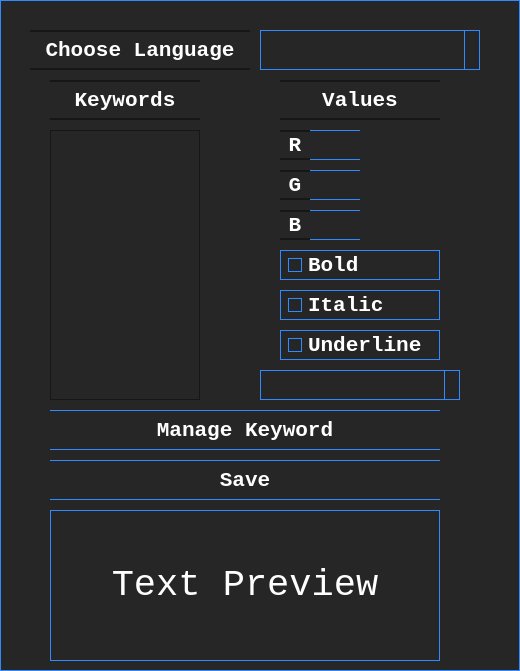
Before: the Qt Designer form whighlightpreferences.ui in Furgololo1/FC, drawn with Qt 5.
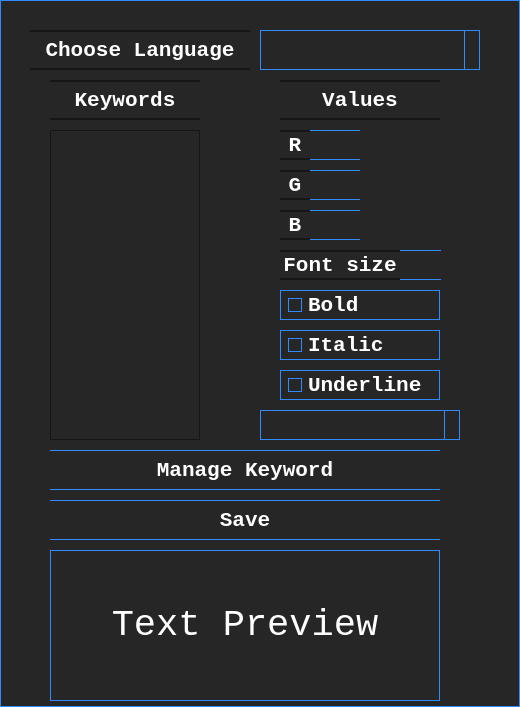
After: the same form once the commit is applied. Icons and pictures are not drawn.

```diff
--- a/whighlightpreferences.ui
+++ b/whighlightpreferences.ui
@@ -7,7 +7,7 @@
     <x>0</x>
     <y>0</y>
     <width>520</width>
-    <height>671</height>
+    <height>707</height>
    </rect>
   </property>
   <property name="sizePolicy">
@@ -184,7 +184,7 @@
      <x>50</x>
      <y>130</y>
      <width>150</width>
-     <height>270</height>
+     <height>310</height>
     </rect>
    </property>
    <property name="sizePolicy">
@@ -429,7 +429,7 @@
    <property name="geometry">
     <rect>
      <x>280</x>
-     <y>290</y>
+     <y>330</y>
      <width>160</width>
      <height>30</height>
     </rect>
@@ -487,7 +487,7 @@
    <property name="geometry">
     <rect>
      <x>280</x>
-     <y>250</y>
+     <y>290</y>
      <width>160</width>
      <height>30</height>
     </rect>
@@ -545,7 +545,7 @@
    <property name="geometry">
     <rect>
      <x>280</x>
-     <y>330</y>
+     <y>370</y>
      <width>160</width>
      <height>30</height>
     </rect>
@@ -604,7 +604,7 @@
    <property name="geometry">
     <rect>
      <x>260</x>
-     <y>370</y>
+     <y>410</y>
      <width>200</width>
      <height>30</height>
     </rect>
@@ -667,7 +667,7 @@
    <property name="geometry">
     <rect>
      <x>50</x>
-     <y>460</y>
+     <y>500</y>
      <width>390</width>
      <height>40</height>
     </rect>
@@ -864,7 +864,7 @@
    <property name="geometry">
     <rect>
      <x>50</x>
-     <y>410</y>
+     <y>450</y>
      <width>390</width>
      <height>40</height>
     </rect>
@@ -911,7 +911,7 @@
    <property name="geometry">
     <rect>
      <x>50</x>
-     <y>510</y>
+     <y>550</y>
      <width>390</width>
      <height>151</height>
     </rect>
@@ -1145,6 +1145,91 @@
     </widget>
    </widget>
   </widget>
+  <widget class="QLabel" name="label_8">
+   <property name="geometry">
+    <rect>
+     <x>280</x>
+     <y>250</y>
+     <width>120</width>
+     <height>30</height>
+    </rect>
+   </property>
+   <property name="sizePolicy">
+    <sizepolicy hsizetype="Fixed" vsizetype="Preferred">
+     <horstretch>0</horstretch>
+     <verstretch>0</verstretch>
+    </sizepolicy>
+   </property>
+   <property name="maximumSize">
+    <size>
+     <width>120</width>
+     <height>30</height>
+    </size>
+   </property>
+   <property name="font">
+    <font>
+     <family>Consolas</family>
+     <pointsize>16</pointsize>
+     <weight>75</weight>
+     <bold>true</bold>
+    </font>
+   </property>
+   <property name="styleSheet">
+    <string notr="true">QLabel{
+border-left: none;
+border-right:none;
+border-top: 2px solid #161616;
+border-bottom: 2px solid #161616;
+}</string>
+   </property>
+   <property name="text">
+    <string>Font size</string>
+   </property>
+   <property name="alignment">
+    <set>Qt::AlignCenter</set>
+   </property>
+  </widget>
+  <widget class="QLineEdit" name="fontSize">
+   <property name="geometry">
+    <rect>
+     <x>400</x>
+     <y>250</y>
+     <width>41</width>
+     <height>30</height>
+    </rect>
+   </property>
+   <property name="sizePolicy">
+    <sizepolicy hsizetype="Fixed" vsizetype="Fixed">
+     <horstretch>0</horstretch>
+     <verstretch>0</verstretch>
+    </sizepolicy>
+   </property>
+   <property name="maximumSize">
+    <size>
+     <width>50</width>
+     <height>30</height>
+    </size>
+   </property>
+   <property name="font">
+    <font>
+     <family>Consolas</family>
+     <pointsize>16</pointsize>
+     <weight>75</weight>
+     <bold>true</bold>
+    </font>
+   </property>
+   <property name="styleSheet">
+    <string notr="true">QLineEdit{
+border-left:none;
+border-right:none;
+border-top:1px solid #318AFF;
+border-bottom:1px solid #318AFF;
+}</string>
+   </property>
+   <property name="alignment">
+    <set>Qt::AlignCenter</set>
+   </property>
+  </widget>
  </widget>
  <resources/>
  <connections/>
```
